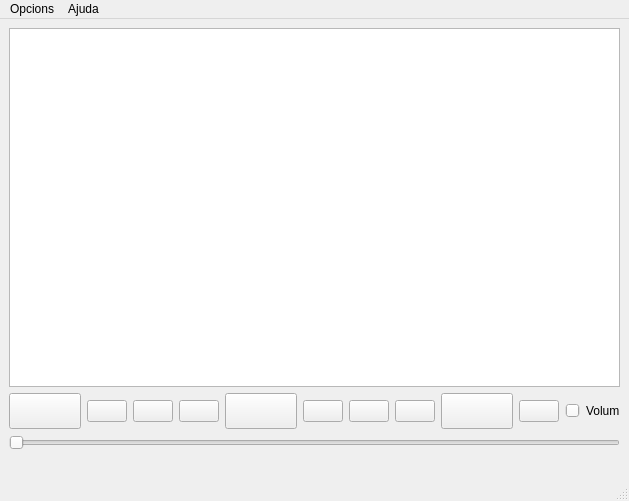
This is mainwindow.ui in Olegelcrack/M7_Spotify as Qt 5 draws it before an edit. The edited form follows.
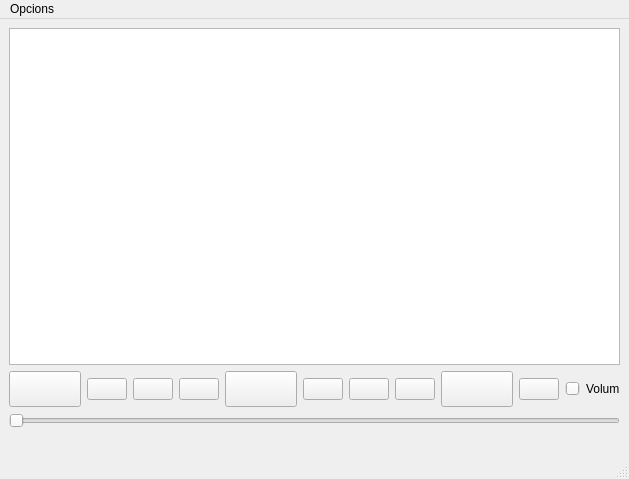
This is the edited form. Icons and pictures are not drawn.

```diff
--- a/mainwindow.ui
+++ b/mainwindow.ui
@@ -7,9 +7,14 @@
     <x>0</x>
     <y>0</y>
     <width>576</width>
-    <height>501</height>
+    <height>479</height>
    </rect>
   </property>
+  <property name="font">
+   <font>
+    <pointsize>9</pointsize>
+   </font>
+  </property>
   <property name="windowTitle">
    <string>MainWindow</string>
   </property>
@@ -232,13 +237,7 @@
     <addaction name="separator"/>
     <addaction name="actionSortir"/>
    </widget>
-   <widget class="QMenu" name="menuAjuda">
-    <property name="title">
-     <string>Ajuda</string>
-    </property>
-   </widget>
    <addaction name="menuPolla"/>
-   <addaction name="menuAjuda"/>
   </widget>
   <widget class="QStatusBar" name="statusbar"/>
   <action name="actionno_para">
```
Left out of the diff: 25 changed lines with no effect on the pictures.
